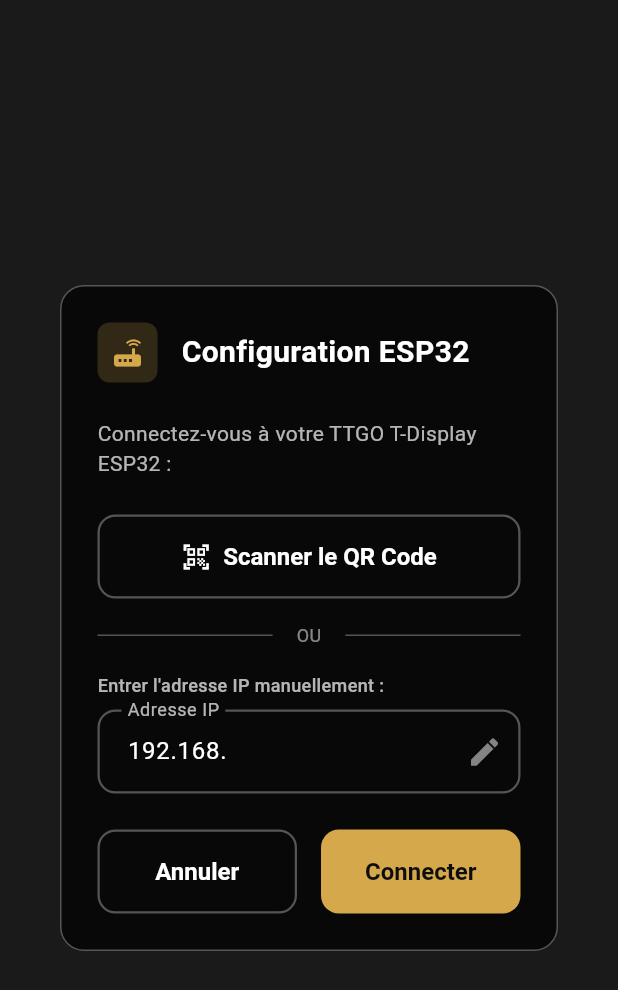
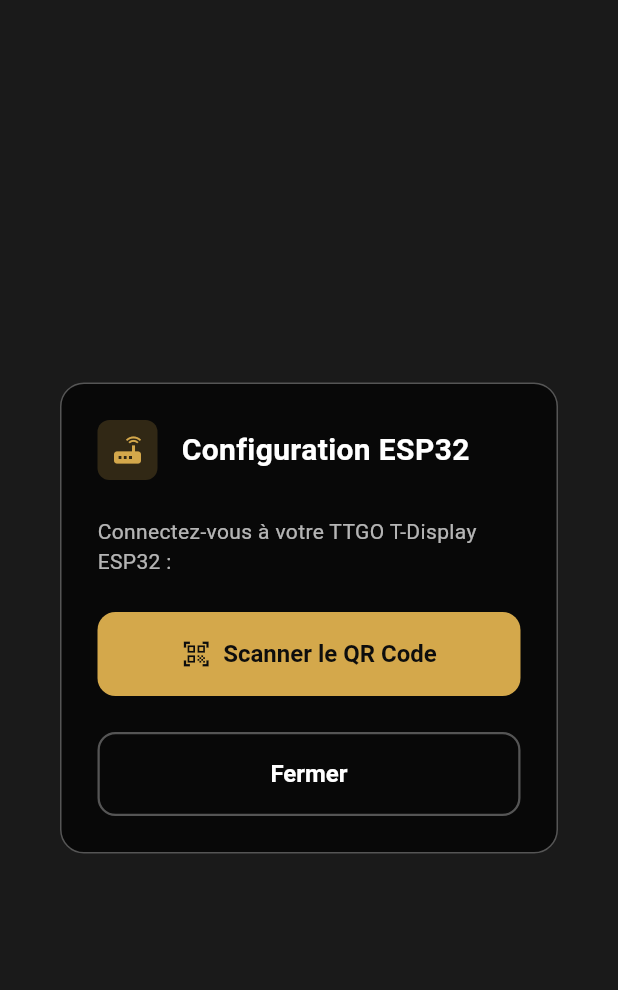
Before and after one commit to fb2001/Smart-Bidonville, a Flutter app: the IpConfigDialog widget shown alone on an empty page, opened directly, on a phone screen of 412 x 824 dp. Shown: the top 990 px of the screen. Run offline on Flutter 3.47's test engine with Material 3 defaults, Android fonts, the phone set to English and light mode, and no system bars; our stand-ins replace firebase_auth, firebase_core, google_sign_in, shared_preferences; missing offline and left inert: mobile_scanner; accounts and stored records are empty.

Commit message:
fix: config dialog

```diff
--- a/lib/shared/widgets/ip_config_dialog.dart
+++ b/lib/shared/widgets/ip_config_dialog.dart
@@ -2,64 +2,27 @@
 import '../../core/models/device_credentials.dart';
 import '../theme/app_theme.dart';
 import 'app_button.dart';
-import 'app_text_field.dart';
 import 'glass_card.dart';
 import 'qr_scanner_screen.dart';
 
 class IpConfigDialog extends StatefulWidget {
-  final String? currentIp;
-
-  const IpConfigDialog({super.key, this.currentIp});
+  const IpConfigDialog({super.key});
 
   @override
   State<IpConfigDialog> createState() => _IpConfigDialogState();
 }
 
 class _IpConfigDialogState extends State<IpConfigDialog> {
-  late final TextEditingController _controller;
   String? _errorMessage;
 
   @override
   void initState() {
     super.initState();
-    _controller = TextEditingController(text: widget.currentIp ?? '192.168.');
   }
 
   @override
   void dispose() {
-    _controller.dispose();
     super.dispose();
-  }
-
-  bool _validateIp(String ip) {
-    final ipRegex = RegExp(
-      r'^(?:(?:25[0-5]|2[0-4][0-9]|[01]?[0-9][0-9]?)\.){3}(?:25[0-5]|2[0-4][0-9]|[01]?[0-9][0-9]?)$',
-    );
-    return ipRegex.hasMatch(ip);
-  }
-
-  void _handleSubmit() {
-    final ip = _controller.text.trim();
-
-    if (ip.isEmpty) {
-      setState(() {
-        _errorMessage = 'Veuillez entrer une adresse IP';
-      });
-      return;
-    }
-
-    if (!_validateIp(ip)) {
-      setState(() {
-        _errorMessage = 'Format IP invalide (ex: 192.168.1.100)';
-      });
-      return;
-    }
-
-    final credentials = DeviceCredentials(
-      ipAddress: ip,
-      authToken: '',
-    );
-    Navigator.of(context).pop(credentials);
   }
 
   Future<void> _handleQrScan() async {
@@ -126,66 +89,10 @@
             ),
             const SizedBox(height: AppSpacing.lg),
 
-            // Bouton scan QR
-            SecondaryButton(
+            PrimaryButton(
               text: 'Scanner le QR Code',
               icon: Icons.qr_code_scanner,
               onPressed: _handleQrScan,
-            ),
-
-            const SizedBox(height: AppSpacing.md),
-
-            // Séparateur avec "OU"
-            Row(
-              children: [
-                Expanded(
-                  child: Container(
-                    height: 1,
-                    color: AppColors.glassBorder,
-                  ),
-                ),
-                Padding(
-                  padding: const EdgeInsets.symmetric(horizontal: AppSpacing.md),
-                  child: Text(
-                    'OU',
-                    style: TextStyle(
-                      color: AppColors.textMuted,
-                      fontSize: 12,
-                    ),
-                  ),
-                ),
-                Expanded(
-                  child: Container(
-                    height: 1,
-                    color: AppColors.glassBorder,
-                  ),
-                ),
-              ],
-            ),
-
-            const SizedBox(height: AppSpacing.md),
-
-            // Saisie manuelle de l'IP
-            Text(
-              'Entrer l\'adresse IP manuellement :',
-              style: AppTypography.labelMedium,
-            ),
-            const SizedBox(height: AppSpacing.sm),
-
-            AppTextField(
-              controller: _controller,
-              labelText: 'Adresse IP',
-              hintText: '192.168.1.100',
-              keyboardType: TextInputType.number,
-              textInputAction: TextInputAction.done,
-              suffixIcon: Icons.edit,
-              onChanged: (_) {
-                if (_errorMessage != null) {
-                  setState(() {
-                    _errorMessage = null;
-                  });
-                }
-              },
             ),
 
             if (_errorMessage != null) ...[
@@ -206,15 +113,8 @@
               children: [
                 Expanded(
                   child: SecondaryButton(
-                    text: 'Annuler',
+                    text: 'Fermer',
                     onPressed: () => Navigator.of(context).pop(),
-                  ),
-                ),
-                const SizedBox(width: AppSpacing.md),
-                Expanded(
-                  child: PrimaryButton(
-                    text: 'Connecter',
-                    onPressed: _handleSubmit,
                   ),
                 ),
               ],
@@ -232,6 +132,6 @@
     context: context,
     barrierDismissible: false,
     barrierColor: Colors.black.withOpacity(0.85),
-    builder: (context) => IpConfigDialog(currentIp: currentIp),
+    builder: (context) => const IpConfigDialog(),
   );
 }
```
